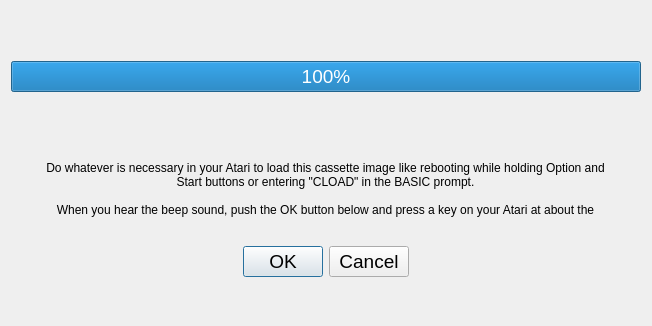
Before: the Qt Designer form android/cassettedialog.ui in greblus/aspeqt, drawn with Qt 5.
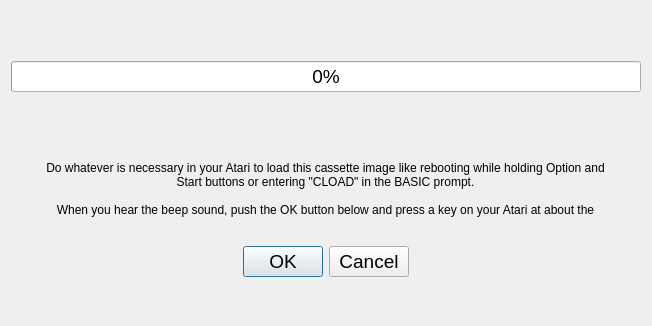
After: the same form once the commit is applied.

The edit to the form file:
```diff
--- a/android/cassettedialog.ui
+++ b/android/cassettedialog.ui
@@ -75,7 +75,7 @@
         <number>100</number>
        </property>
        <property name="value">
-        <number>100</number>
+        <number>0</number>
        </property>
        <property name="alignment">
         <set>Qt::AlignCenter</set>
```
